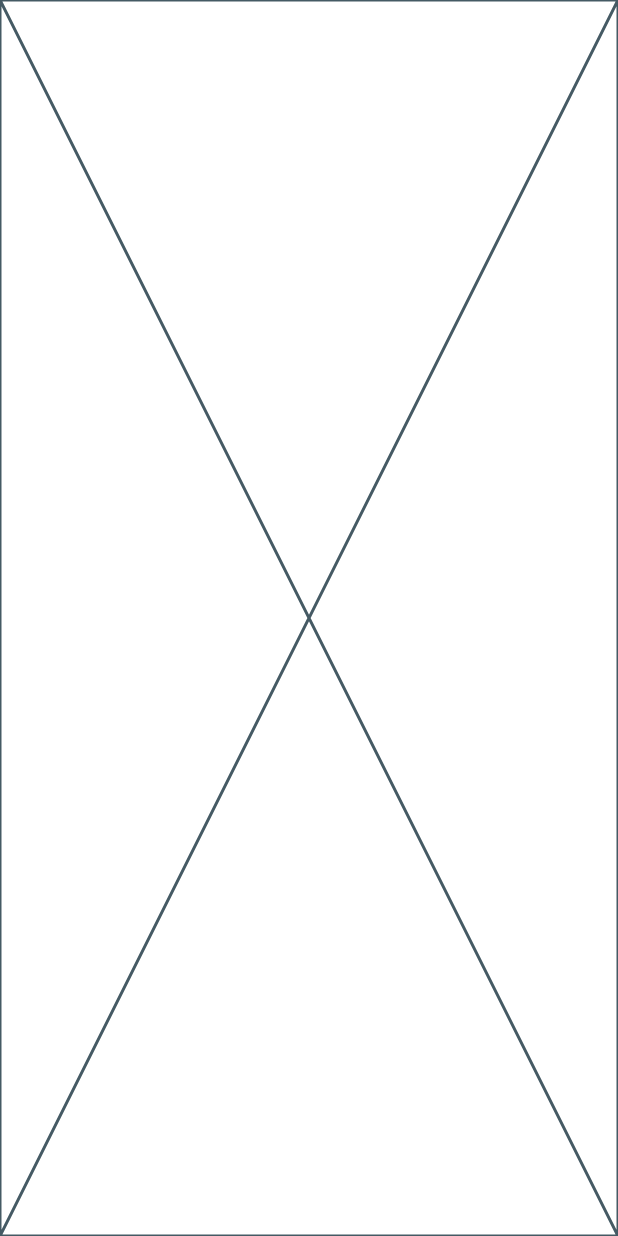
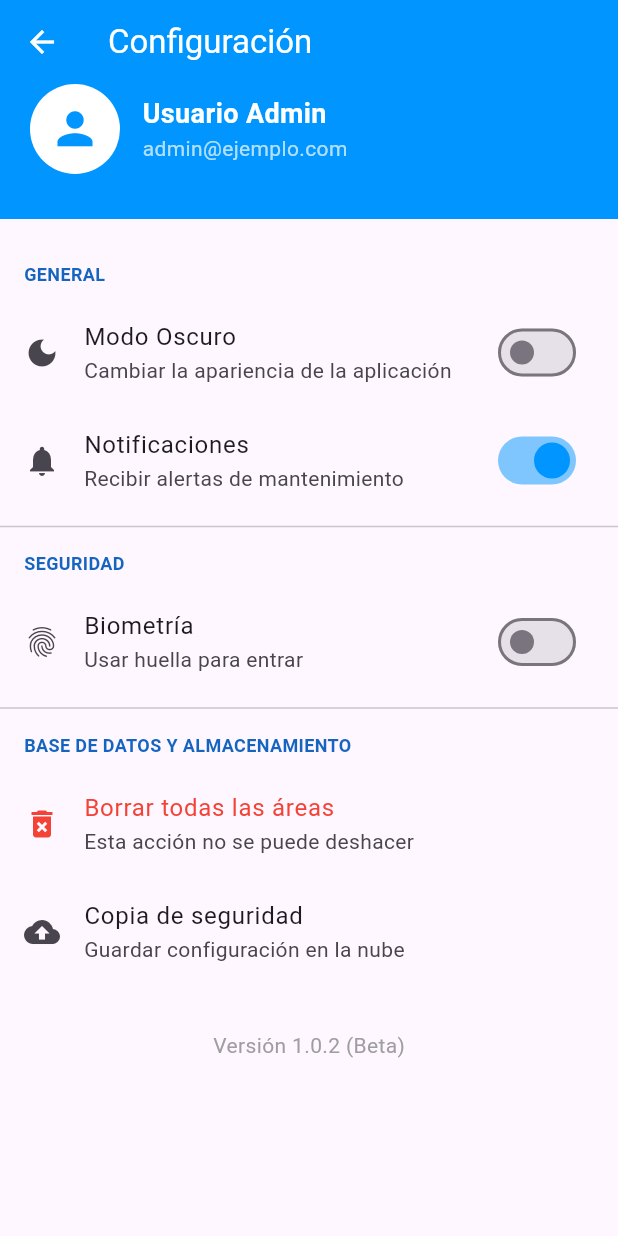
Before and after one commit to Wnsingracia/appAvanzada, a Flutter app: the screen it shows after launch, item 3 of the bottom bar chosen, on a phone screen of 412 x 824 dp. Run offline on Flutter 3.47's test engine with Material 3 defaults, Android fonts, the phone set to English and light mode, and no system bars; our stand-ins replace sqflite; accounts and stored records are empty; network calls fail.

Commit message:
configuraciones

```diff
--- a/appavanzada/lib/pantallas/pantalla_configuracion.dart
+++ b/appavanzada/lib/pantallas/pantalla_configuracion.dart
@@ -1,10 +1,175 @@
 import 'package:flutter/material.dart';
+import '../services/area_storage.dart'; // Importamos para poder borrar datos si quieres
 
-class Configuracion extends StatelessWidget {
+class Configuracion extends StatefulWidget {
   const Configuracion({super.key});
 
   @override
+  State<Configuracion> createState() => _ConfiguracionState();
+}
+
+class _ConfiguracionState extends State<Configuracion> {
+  // Estado local para simular las preferencias
+  bool _isDarkMode = false;
+  bool _notificationsEnabled = true;
+  bool _biometricEnabled = false;
+
+  @override
   Widget build(BuildContext context) {
-    return const Placeholder();
+    return Scaffold(
+      appBar: AppBar(
+        title: const Text('Configuración'),
+        backgroundColor: const Color(0xFF0095FF),
+        foregroundColor: Colors.white,
+        elevation: 0,
+      ),
+      body: ListView(
+        children: [
+          // 1. Cabecera de Usuario (Estética)
+          Container(
+            color: const Color(0xFF0095FF),
+            padding: const EdgeInsets.fromLTRB(20, 0, 20, 30),
+            child: Row(
+              children: [
+                const CircleAvatar(
+                  radius: 30,
+                  backgroundColor: Colors.white,
+                  child: Icon(Icons.person, size: 35, color: Color(0xFF0095FF)),
+                ),
+                const SizedBox(width: 15),
+                Column(
+                  crossAxisAlignment: CrossAxisAlignment.start,
+                  children: const [
+                    Text(
+                      'Usuario Admin',
+                      style: TextStyle(color: Colors.white, fontSize: 18, fontWeight: FontWeight.bold),
+                    ),
+                    Text(
+                      'admin@ejemplo.com',
+                      style: TextStyle(color: Colors.white70, fontSize: 14),
+                    ),
+                  ],
+                )
+              ],
+            ),
+          ),
+
+          const SizedBox(height: 20),
+
+          // 2. Sección General
+          _buildSectionTitle('General'),
+          SwitchListTile(
+            activeColor: const Color(0xFF0095FF),
+            title: const Text('Modo Oscuro'),
+            subtitle: const Text('Cambiar la apariencia de la aplicación'),
+            secondary: const Icon(Icons.dark_mode),
+            value: _isDarkMode,
+            onChanged: (bool value) {
+              setState(() => _isDarkMode = value);
+              // Aquí llamarías a tu ThemeProvider
+            },
+          ),
+          SwitchListTile(
+            activeColor: const Color(0xFF0095FF),
+            title: const Text('Notificaciones'),
+            subtitle: const Text('Recibir alertas de mantenimiento'),
+            secondary: const Icon(Icons.notifications),
+            value: _notificationsEnabled,
+            onChanged: (val) => setState(() => _notificationsEnabled = val),
+          ),
+
+          const Divider(),
+
+          // 3. Sección de Seguridad
+          _buildSectionTitle('Seguridad'),
+          SwitchListTile(
+            activeColor: const Color(0xFF0095FF),
+            title: const Text('Biometría'),
+            subtitle: const Text('Usar huella para entrar'),
+            secondary: const Icon(Icons.fingerprint),
+            value: _biometricEnabled,
+            onChanged: (val) => setState(() => _biometricEnabled = val),
+          ),
+
+          const Divider(),
+
+          // 4. ZONA DE PELIGRO (Muy útil para SQLite)
+          _buildSectionTitle('Base de Datos y Almacenamiento'),
+          ListTile(
+            leading: const Icon(Icons.delete_forever, color: Colors.red),
+            title: const Text('Borrar todas las áreas', style: TextStyle(color: Colors.red)),
+            subtitle: const Text('Esta acción no se puede deshacer'),
+            onTap: () => _showDeleteConfirmation(context),
+          ),
+          ListTile(
+            leading: const Icon(Icons.cloud_upload),
+            title: const Text('Copia de seguridad'),
+            subtitle: const Text('Guardar configuración en la nube'),
+            onTap: () {
+              ScaffoldMessenger.of(context).showSnackBar(
+                const SnackBar(content: Text('Función Próximamente')),
+              );
+            },
+          ),
+
+          const SizedBox(height: 30),
+
+          // Versión de la app
+          const Center(
+            child: Text(
+              'Versión 1.0.2 (Beta)',
+              style: TextStyle(color: Colors.grey),
+            ),
+          ),
+          const SizedBox(height: 30),
+        ],
+      ),
+    );
+  }
+
+  Widget _buildSectionTitle(String title) {
+    return Padding(
+      padding: const EdgeInsets.symmetric(horizontal: 16, vertical: 8),
+      child: Text(
+        title.toUpperCase(),
+        style: TextStyle(
+          color: Colors.blue[800],
+          fontWeight: FontWeight.bold,
+          fontSize: 12,
+        ),
+      ),
+    );
+  }
+
+  // Diálogo para confirmar borrado de base de datos
+  void _showDeleteConfirmation(BuildContext context) {
+    showDialog(
+      context: context,
+      builder: (context) => AlertDialog(
+        title: const Text('¿Estás seguro?'),
+        content: const Text('Esto borrará toda la base de datos SQLite local. Tus áreas desaparecerán.'),
+        actions: [
+          TextButton(
+            onPressed: () => Navigator.pop(context),
+            child: const Text('CANCELAR'),
+          ),
+          TextButton(
+            onPressed: () async {
+              Navigator.pop(context); // Cerrar diálogo
+
+              // Llamamos al método clear() de tu AreaStorage
+              await AreaStorage().clear();
+
+              if (mounted) {
+                ScaffoldMessenger.of(context).showSnackBar(
+                  const SnackBar(content: Text('Base de datos reiniciada')),
+                );
+              }
+            },
+            child: const Text('BORRAR TODO', style: TextStyle(color: Colors.red)),
+          ),
+        ],
+      ),
+    );
   }
 }
--- a/appavanzada/pubspec.yaml
+++ b/appavanzada/pubspec.yaml
@@ -14,6 +14,7 @@ dependencies:
   shared_preferences: ^2.2.2
   sqflite: ^2.3.0
   path: ^1.9.0
+  intl: ^0.20.2
 
 dev_dependencies:
   flutter_test:
```
Also changed, not shown: appavanzada/pubspec.lock.
